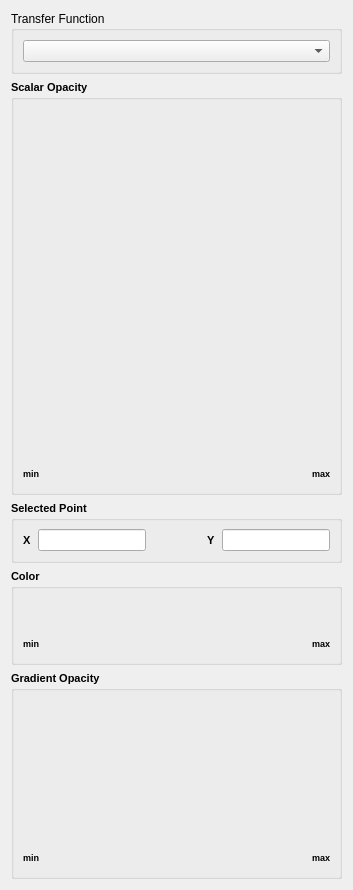
Above: Modules/QmitkExt/QmitkTransferFunctionWidget.ui from MITK/MITK before the change. Below: the same form after it.
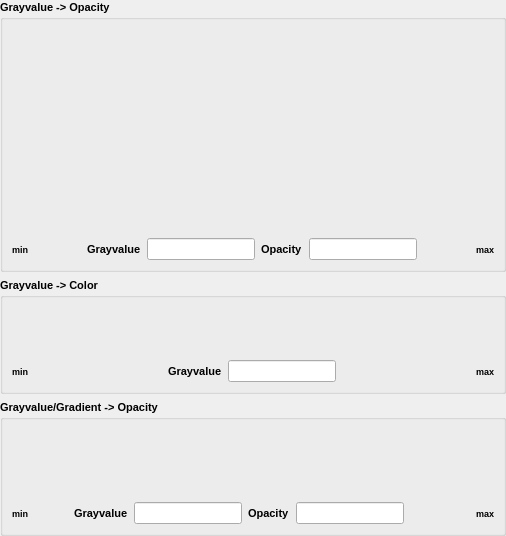
That is the form after the change. Custom widgets are drawn as their Qt base class.

Patch:
```diff
--- a/Modules/QmitkExt/QmitkTransferFunctionWidget.ui
+++ b/Modules/QmitkExt/QmitkTransferFunctionWidget.ui
@@ -1,16 +1,16 @@
 <ui version="4.0" >
  <class>QmitkTransferFunctionWidget</class>
- <widget class="QWidget" name="QmitkTransferFunctionWidget" >
-  <property name="geometry" >
+ <widget class="QWidget" name="QmitkTransferFunctionWidget">
+  <property name="geometry">
    <rect>
     <x>0</x>
     <y>0</y>
-    <width>353</width>
-    <height>890</height>
+    <width>506</width>
+    <height>536</height>
    </rect>
   </property>
-  <property name="sizePolicy" >
-   <sizepolicy vsizetype="Expanding" hsizetype="Expanding" >
+  <property name="sizePolicy">
+   <sizepolicy hsizetype="Expanding" vsizetype="MinimumExpanding">
     <horstretch>1</horstretch>
     <verstretch>1</verstretch>
    </sizepolicy>
@@ -18,35 +18,14 @@
   <property name="windowTitle" >
    <string>Form</string>
   </property>
-  <layout class="QVBoxLayout" name="verticalLayout" >
+  <layout class="QVBoxLayout" name="verticalLayout">
+   <property name="margin">
+    <number>0</number>
+   </property>
    <item>
-    <widget class="QGroupBox" name="m_transferfunctionGB" >
-     <property name="sizePolicy" >
-      <sizepolicy vsizetype="Expanding" hsizetype="Expanding" >
-       <horstretch>0</horstretch>
-       <verstretch>0</verstretch>
-      </sizepolicy>
-     </property>
-     <property name="minimumSize" >
-      <size>
-       <width>0</width>
-       <height>55</height>
-      </size>
-     </property>
-     <property name="title" >
-      <string>Transfer Function</string>
-     </property>
-     <layout class="QVBoxLayout" name="verticalLayout_2" >
-      <item>
-       <widget class="QComboBox" name="m_TransferFunctionComboBox" />
-      </item>
-     </layout>
-    </widget>
-   </item>
-   <item>
-    <widget class="QGroupBox" name="groupBox4" >
-     <property name="sizePolicy" >
-      <sizepolicy vsizetype="Expanding" hsizetype="Expanding" >
+    <widget class="QGroupBox" name="groupBox4">
+     <property name="sizePolicy">
+      <sizepolicy hsizetype="Expanding" vsizetype="Expanding">
        <horstretch>1</horstretch>
        <verstretch>2</verstretch>
       </sizepolicy>
@@ -58,8 +37,8 @@
        <bold>true</bold>
       </font>
      </property>
-     <property name="title" >
-      <string>Scalar Opacity</string>
+     <property name="title">
+      <string>Grayvalue -&gt; Opacity</string>
      </property>
      <layout class="QVBoxLayout" >
       <item>
@@ -70,10 +49,10 @@
           <verstretch>1</verstretch>
          </sizepolicy>
         </property>
-        <property name="minimumSize" >
+        <property name="minimumSize">
          <size>
           <width>0</width>
-          <height>100</height>
+          <height>64</height>
          </size>
         </property>
         <property name="font" >
@@ -97,14 +76,97 @@
           </property>
          </widget>
         </item>
+        <item>
+         <spacer name="horizontalSpacer">
+          <property name="orientation">
+           <enum>Qt::Horizontal</enum>
+          </property>
+          <property name="sizeHint" stdset="0">
+           <size>
+            <width>40</width>
+            <height>20</height>
+           </size>
+          </property>
+         </spacer>
+        </item>
+        <item>
+         <widget class="QLabel" name="m_textLabelX">
+          <property name="sizePolicy">
+           <sizepolicy hsizetype="Minimum" vsizetype="Preferred">
+            <horstretch>0</horstretch>
+            <verstretch>0</verstretch>
+           </sizepolicy>
+          </property>
+          <property name="font">
+           <font/>
+          </property>
+          <property name="text">
+           <string>Grayvalue</string>
+          </property>
+          <property name="wordWrap">
+           <bool>false</bool>
+          </property>
+         </widget>
+        </item>
+        <item>
+         <widget class="QLineEdit" name="m_XEditScalarOpacity">
+          <property name="enabled">
+           <bool>true</bool>
+          </property>
+          <property name="sizePolicy">
+           <sizepolicy hsizetype="Fixed" vsizetype="Fixed">
+            <horstretch>0</horstretch>
+            <verstretch>0</verstretch>
+           </sizepolicy>
+          </property>
+          <property name="font">
+           <font/>
+          </property>
+          <property name="text">
+           <string/>
+          </property>
+         </widget>
+        </item>
+        <item>
+         <widget class="QLabel" name="m_textLabelY">
+          <property name="sizePolicy">
+           <sizepolicy hsizetype="Minimum" vsizetype="Preferred">
+            <horstretch>0</horstretch>
+            <verstretch>0</verstretch>
+           </sizepolicy>
+          </property>
+          <property name="font">
+           <font/>
+          </property>
+          <property name="text">
+           <string>Opacity</string>
+          </property>
+          <property name="wordWrap">
+           <bool>false</bool>
+          </property>
+         </widget>
+        </item>
+        <item>
+         <widget class="QLineEdit" name="m_YEditScalarOpacity">
+          <property name="sizePolicy">
+           <sizepolicy hsizetype="Minimum" vsizetype="Preferred">
+            <horstretch>0</horstretch>
+            <verstretch>0</verstretch>
+           </sizepolicy>
+          </property>
+          <property name="font">
+           <font/>
+          </property>
+         </widget>
+        </item>
         <item>
          <spacer>
           <property name="orientation" >
            <enum>Qt::Horizontal</enum>
           </property>
-          <property name="sizeHint" stdset="0" >
+          <property name="sizeHint" stdset="0">
            <size>
-            <width>20</width>
+            <width>40</width>
             <height>20</height>
            </size>
           </property>
@@ -130,102 +192,9 @@
     </widget>
    </item>
    <item>
-    <widget class="QGroupBox" name="groupBox5" >
-     <property name="sizePolicy" >
-      <sizepolicy vsizetype="Preferred" hsizetype="Preferred" >
-       <horstretch>0</horstretch>
-       <verstretch>0</verstretch>
-      </sizepolicy>
-     </property>
-     <property name="font" >
-      <font>
-       <pointsize>8</pointsize>
-       <weight>75</weight>
-       <bold>true</bold>
-      </font>
-     </property>
-     <property name="title" >
-      <string>Selected Point</string>
-     </property>
-     <layout class="QHBoxLayout" >
-      <item>
-       <widget class="QLabel" name="m_textLabelX" >
-        <property name="font" >
-         <font/>
-        </property>
-        <property name="text" >
-         <string>X</string>
-        </property>
-        <property name="wordWrap" >
-         <bool>false</bool>
-        </property>
-       </widget>
-      </item>
-      <item>
-       <widget class="QLineEdit" name="m_XEdit" >
-        <property name="sizePolicy" >
-         <sizepolicy vsizetype="Preferred" hsizetype="Expanding" >
-          <horstretch>0</horstretch>
-          <verstretch>0</verstretch>
-         </sizepolicy>
-        </property>
-        <property name="font" >
-         <font/>
-        </property>
-        <property name="text" >
-         <string/>
-        </property>
-       </widget>
-      </item>
-      <item>
-       <spacer>
-        <property name="orientation" >
-         <enum>Qt::Horizontal</enum>
-        </property>
-        <property name="sizeType" >
-         <enum>QSizePolicy::Expanding</enum>
-        </property>
-        <property name="sizeHint" stdset="0" >
-         <size>
-          <width>30</width>
-          <height>21</height>
-         </size>
-        </property>
-       </spacer>
-      </item>
-      <item>
-       <widget class="QLabel" name="m_textLabelY" >
-        <property name="font" >
-         <font/>
-        </property>
-        <property name="text" >
-         <string>Y</string>
-        </property>
-        <property name="wordWrap" >
-         <bool>false</bool>
-        </property>
-       </widget>
-      </item>
-      <item>
-       <widget class="QLineEdit" name="m_YEdit" >
-        <property name="sizePolicy" >
-         <sizepolicy vsizetype="Preferred" hsizetype="Expanding" >
-          <horstretch>0</horstretch>
-          <verstretch>0</verstretch>
-         </sizepolicy>
-        </property>
-        <property name="font" >
-         <font/>
-        </property>
-       </widget>
-      </item>
-     </layout>
-    </widget>
-   </item>
-   <item>
-    <widget class="QGroupBox" name="groupBox6" >
-     <property name="sizePolicy" >
-      <sizepolicy vsizetype="Minimum" hsizetype="Expanding" >
+    <widget class="QGroupBox" name="groupBox6">
+     <property name="sizePolicy">
+      <sizepolicy hsizetype="Expanding" vsizetype="Minimum">
        <horstretch>1</horstretch>
        <verstretch>0</verstretch>
       </sizepolicy>
@@ -237,22 +206,22 @@
        <bold>true</bold>
       </font>
      </property>
-     <property name="title" >
-      <string>Color</string>
+     <property name="title">
+      <string>Grayvalue -&gt; Color</string>
      </property>
-     <layout class="QVBoxLayout" >
+     <layout class="QVBoxLayout">
       <item>
-       <widget class="QmitkColorTransferFunctionCanvas" native="1" name="m_ColorTransferFunctionCanvas" >
-        <property name="sizePolicy" >
-         <sizepolicy vsizetype="Fixed" hsizetype="Expanding" >
+       <widget class="QmitkColorTransferFunctionCanvas" name="m_ColorTransferFunctionCanvas" native="true">
+        <property name="sizePolicy">
+         <sizepolicy hsizetype="Expanding" vsizetype="Fixed">
           <horstretch>1</horstretch>
           <verstretch>1</verstretch>
          </sizepolicy>
         </property>
-        <property name="minimumSize" >
+        <property name="minimumSize">
          <size>
           <width>0</width>
-          <height>30</height>
+          <height>48</height>
          </size>
         </property>
         <property name="font" >
@@ -261,10 +230,10 @@
        </widget>
       </item>
       <item>
-       <layout class="QHBoxLayout" >
+       <layout class="QHBoxLayout">
         <item>
-         <widget class="QLabel" name="m_MinLabel" >
-          <property name="font" >
+         <widget class="QLabel" name="m_MinLabel">
+          <property name="font">
            <font>
             <pointsize>7</pointsize>
             <weight>75</weight>
@@ -281,17 +250,59 @@
           <property name="orientation" >
            <enum>Qt::Horizontal</enum>
           </property>
-          <property name="sizeHint" stdset="0" >
+          <property name="sizeHint" stdset="0">
            <size>
-            <width>20</width>
+            <width>40</width>
             <height>20</height>
            </size>
           </property>
          </spacer>
         </item>
         <item>
-         <widget class="QLabel" name="m_MaxLabel" >
-          <property name="font" >
+         <widget class="QLabel" name="m_textLabelX_3">
+          <property name="font">
+           <font/>
+          </property>
+          <property name="text">
+           <string>Grayvalue</string>
+          </property>
+          <property name="wordWrap">
+           <bool>false</bool>
+          </property>
+         </widget>
+        </item>
+        <item>
+         <widget class="QLineEdit" name="m_XEditColor">
+          <property name="sizePolicy">
+           <sizepolicy hsizetype="Minimum" vsizetype="Preferred">
+            <horstretch>0</horstretch>
+            <verstretch>0</verstretch>
+           </sizepolicy>
+          </property>
+          <property name="font">
+           <font/>
+          </property>
+          <property name="text">
+           <string/>
+          </property>
+         </widget>
+        </item>
+        <item>
+         <spacer name="horizontalSpacer_3">
+          <property name="orientation">
+           <enum>Qt::Horizontal</enum>
+          </property>
+          <property name="sizeHint" stdset="0">
+           <size>
+            <width>40</width>
+            <height>20</height>
+           </size>
+          </property>
+         </spacer>
+        </item>
+        <item>
+         <widget class="QLabel" name="m_MaxLabel">
+          <property name="font">
            <font>
             <pointsize>7</pointsize>
             <weight>75</weight>
@@ -323,22 +334,22 @@
        <bold>true</bold>
       </font>
      </property>
-     <property name="title" >
-      <string>Gradient Opacity</string>
+     <property name="title">
+      <string>Grayvalue/Gradient -&gt; Opacity</string>
      </property>
-     <layout class="QVBoxLayout" >
+     <layout class="QVBoxLayout">
       <item>
-       <widget class="QmitkPiecewiseFunctionCanvas" native="1" name="m_GradientOpacityCanvas" >
-        <property name="sizePolicy" >
-         <sizepolicy vsizetype="Expanding" hsizetype="Expanding" >
+       <widget class="QmitkPiecewiseFunctionCanvas" name="m_GradientOpacityCanvas" native="true">
+        <property name="sizePolicy">
+         <sizepolicy hsizetype="Expanding" vsizetype="Expanding">
           <horstretch>1</horstretch>
           <verstretch>1</verstretch>
          </sizepolicy>
         </property>
-        <property name="minimumSize" >
+        <property name="minimumSize">
          <size>
           <width>0</width>
-          <height>100</height>
+          <height>64</height>
          </size>
         </property>
         <property name="font" >
@@ -347,10 +358,10 @@
        </widget>
       </item>
       <item>
-       <layout class="QHBoxLayout" >
+       <layout class="QHBoxLayout">
         <item>
-         <widget class="QLabel" name="m_MinLabelGO" >
-          <property name="font" >
+         <widget class="QLabel" name="m_MinLabelGO">
+          <property name="font">
            <font>
             <pointsize>7</pointsize>
             <weight>75</weight>
@@ -362,22 +373,94 @@
           </property>
          </widget>
         </item>
+        <item>
+         <layout class="QHBoxLayout" name="horizontalLayout">
+          <item>
+           <spacer name="horizontalSpacer_2">
+            <property name="orientation">
+             <enum>Qt::Horizontal</enum>
+            </property>
+            <property name="sizeHint" stdset="0">
+             <size>
+              <width>40</width>
+              <height>20</height>
+             </size>
+            </property>
+           </spacer>
+          </item>
+          <item>
+           <widget class="QLabel" name="m_textLabelX_2">
+            <property name="font">
+             <font/>
+            </property>
+            <property name="text">
+             <string>Grayvalue</string>
+            </property>
+            <property name="wordWrap">
+             <bool>false</bool>
+            </property>
+           </widget>
+          </item>
+         </layout>
+        </item>
+        <item>
+         <widget class="QLineEdit" name="m_XEditGradientOpacity">
+          <property name="sizePolicy">
+           <sizepolicy hsizetype="Minimum" vsizetype="Preferred">
+            <horstretch>0</horstretch>
+            <verstretch>0</verstretch>
+           </sizepolicy>
+          </property>
+          <property name="font">
+           <font/>
+          </property>
+          <property name="text">
+           <string/>
+          </property>
+         </widget>
+        </item>
+        <item>
+         <widget class="QLabel" name="m_textLabelY_2">
+          <property name="font">
+           <font/>
+          </property>
+          <property name="text">
+           <string>Opacity</string>
+          </property>
+          <property name="wordWrap">
+           <bool>false</bool>
+          </property>
+         </widget>
+        </item>
+        <item>
+         <widget class="QLineEdit" name="m_YEditGradientOpacity">
+          <property name="sizePolicy">
+           <sizepolicy hsizetype="Minimum" vsizetype="Preferred">
+            <horstretch>0</horstretch>
+            <verstretch>0</verstretch>
+           </sizepolicy>
+          </property>
+          <property name="font">
+           <font/>
+          </property>
+         </widget>
+        </item>
         <item>
          <spacer>
-          <property name="orientation" >
+          <property name="orientation">
            <enum>Qt::Horizontal</enum>
           </property>
-          <property name="sizeHint" stdset="0" >
+          <property name="sizeHint" stdset="0">
            <size>
-            <width>20</width>
+            <width>40</width>
             <height>20</height>
            </size>
           </property>
          </spacer>
         </item>
         <item>
-         <widget class="QLabel" name="m_MaxLabelGO" >
-          <property name="font" >
+         <widget class="QLabel" name="m_MaxLabelGO">
+          <property name="font">
            <font>
             <pointsize>7</pointsize>
             <weight>75</weight>
```
Left out of the diff: 61 changed lines with no effect on the pictures.
